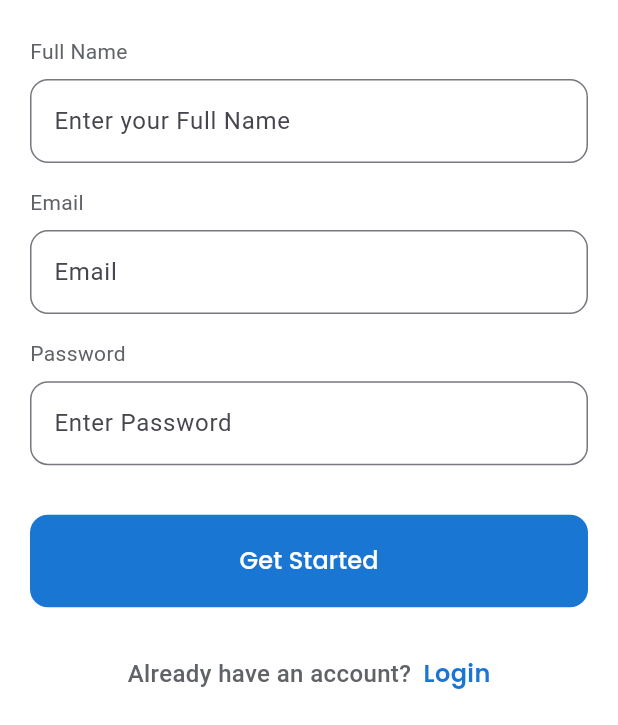
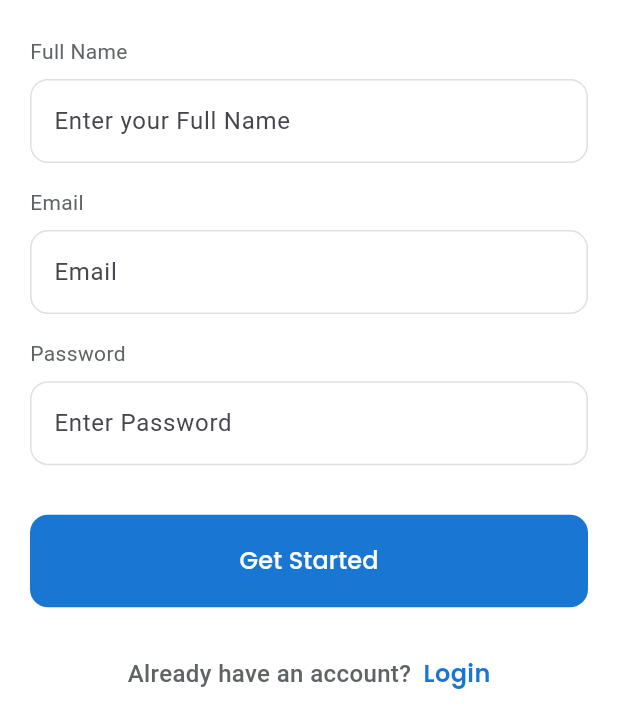
Before and after one commit to hammad1893/Tailor-Management-App, a Flutter app: the screen it shows after launch, on a phone screen of 412 x 824 dp, the part 511-1236 px from its top. Run offline on Flutter 3.47's test engine with Material 3 defaults, Android fonts, the phone set to English and light mode, and no system bars; our stand-ins replace cloud_firestore, file_picker, firebase_auth, firebase_core, google_fonts, shared_preferences; accounts and stored records are empty.

Commit message:
initial commit

```diff
--- a/lib/screens/homescreen/homepage.dart
+++ b/lib/screens/homescreen/homepage.dart
@@ -58,6 +58,7 @@ class _HomePageState extends State<HomePage> {
     return Scaffold(
       backgroundColor: Appcolors.backgroundcolor,
       appBar: AppBar(
+        automaticallyImplyLeading: false,
         backgroundColor: Appcolors.backgroundcolor,
         title: isearching
             ? TextField(
@@ -224,7 +225,7 @@ class _HomePageState extends State<HomePage> {
         borderRadius: BorderRadius.circular(12),
         boxShadow: [
           BoxShadow(
-            color: Colors.grey.withOpacity(0.1),
+            color: Colors.grey.withOpacity(0.2),
             blurRadius: 8,
             offset: const Offset(0, 2),
           ),
--- a/lib/widget/customtextfied.dart
+++ b/lib/widget/customtextfied.dart
@@ -32,14 +32,22 @@ class _CustomtextfiedState extends State<Customtextfied> {
       decoration: InputDecoration(
         labelText: widget.label,
         hintText: widget.hintText,
-        suffixIcon:
-            widget.suffixIcon != null
-                ? IconButton(
-                  onPressed: widget.onSuffixTap,
-                  icon: Icon(widget.suffixIcon),
-                )
-                : null,
+
+        suffixIcon: widget.suffixIcon != null
+            ? IconButton(
+                onPressed: widget.onSuffixTap,
+                icon: Icon(widget.suffixIcon),
+              )
+            : null,
         border: OutlineInputBorder(borderRadius: BorderRadius.circular(12)),
+        enabledBorder: OutlineInputBorder(
+          borderRadius: BorderRadius.circular(12),
+          borderSide: BorderSide(color: Colors.grey.shade300),
+        ),
+        focusedBorder: OutlineInputBorder(
+          borderRadius: BorderRadius.circular(12),
+          borderSide: BorderSide(color: Colors.blue.shade300),
+        ),
       ),
     );
   }
```
Also changed, not shown: 10 other files.
